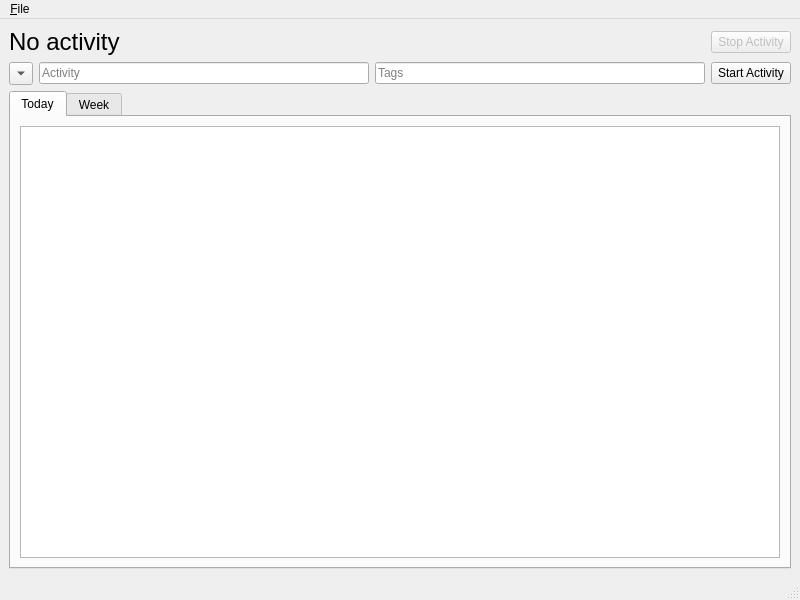
Qt form src/ui/mainwindow.ui (vubiostat/hourglass-qt) before a commit.
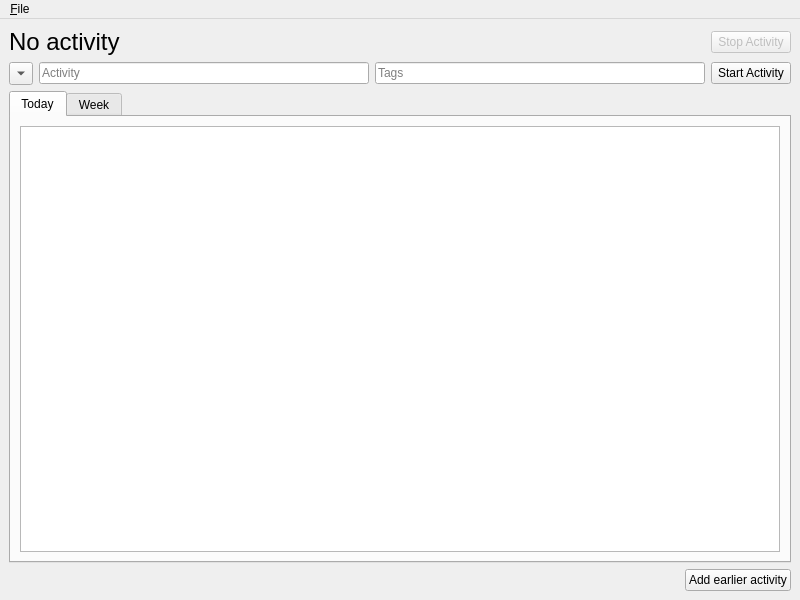
The same form after that commit. Custom widgets are drawn as their Qt base class.

Commit message: Add ActivityDialog, ActivityLineEdit

Patch:
```diff
--- a/src/ui/mainwindow.ui
+++ b/src/ui/mainwindow.ui
@@ -262,6 +262,30 @@
       </widget>
      </widget>
     </item>
+    <item>
+     <layout class="QHBoxLayout" name="horizontalLayout_3">
+      <item>
+       <spacer name="horizontalSpacer_2">
+        <property name="orientation">
+         <enum>Qt::Horizontal</enum>
+        </property>
+        <property name="sizeHint" stdset="0">
+         <size>
+          <width>40</width>
+          <height>20</height>
+         </size>
+        </property>
+       </spacer>
+      </item>
+      <item>
+       <widget class="QPushButton" name="btnAddEarlierActivity">
+        <property name="text">
+         <string>Add earlier activity</string>
+        </property>
+       </widget>
+      </item>
+     </layout>
+    </item>
    </layout>
   </widget>
   <widget class="QMenuBar" name="menubar">
@@ -281,7 +305,6 @@
    </widget>
    <addaction name="menu_File"/>
   </widget>
-  <widget class="QStatusBar" name="statusbar"/>
   <action name="action_Quit">
    <property name="text">
     <string>&amp;Quit</string>
@@ -294,6 +317,11 @@
    <extends>QTableView</extends>
    <header>activitytableview.h</header>
   </customwidget>
+  <customwidget>
+   <class>ActivityLineEdit</class>
+   <extends>QLineEdit</extends>
+   <header>activitylineedit.h</header>
+  </customwidget>
  </customwidgets>
  <resources/>
  <connections>
```
Left out of the diff: 2 changed lines with no effect on the pictures. The commit also changes 9 other files.
